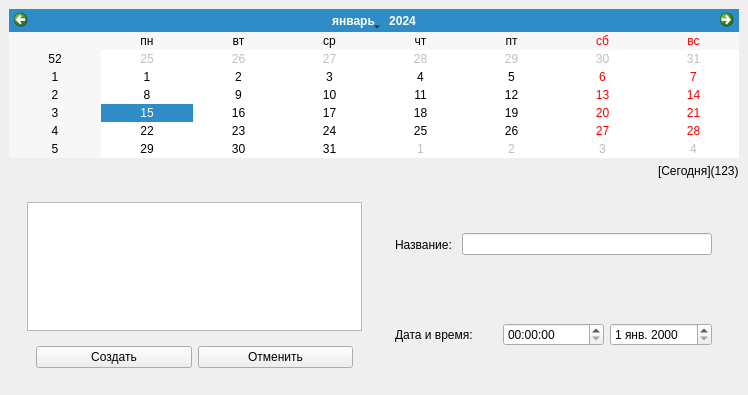
Above: verbov-client/mainwindow.ui from valeriy-zainullin/yaroslav-project before the change. Below: the same form after it.
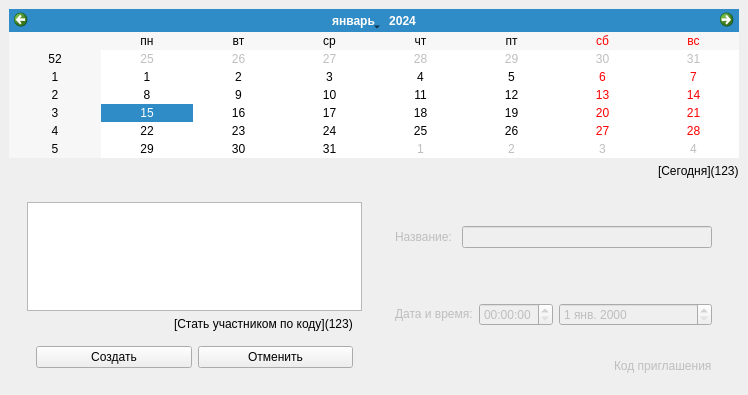
That is the form after the change.

Patch:
```diff
--- a/verbov-client/mainwindow.ui
+++ b/verbov-client/mainwindow.ui
@@ -59,6 +59,43 @@
           <item>
            <widget class="QListWidget" name="eventList"/>
           </item>
+          <item>
+           <widget class="QFrame" name="frame_6">
+            <property name="sizePolicy">
+             <sizepolicy hsizetype="Preferred" vsizetype="Fixed">
+              <horstretch>0</horstretch>
+              <verstretch>0</verstretch>
+             </sizepolicy>
+            </property>
+            <property name="frameShape">
+             <enum>QFrame::NoFrame</enum>
+            </property>
+            <property name="frameShadow">
+             <enum>QFrame::Raised</enum>
+            </property>
+            <layout class="QHBoxLayout" name="horizontalLayout_4">
+             <property name="topMargin">
+              <number>0</number>
+             </property>
+             <property name="rightMargin">
+              <number>9</number>
+             </property>
+             <property name="bottomMargin">
+              <number>0</number>
+             </property>
+             <item alignment="Qt::AlignRight|Qt::AlignVCenter">
+              <widget class="QLabel" name="enrollByReferLbl">
+               <property name="text">
+                <string>[Стать участником по коду](123)</string>
+               </property>
+               <property name="textFormat">
+                <enum>Qt::MarkdownText</enum>
+               </property>
+              </widget>
+             </item>
+            </layout>
+           </widget>
+          </item>
           <item>
            <widget class="QFrame" name="frame_10">
             <property name="frameShape">
@@ -86,7 +123,10 @@
         </widget>
        </item>
        <item>
-        <widget class="QFrame" name="frame_3">
+        <widget class="QFrame" name="eventCtrlFrame">
+         <property name="enabled">
+          <bool>false</bool>
+         </property>
          <property name="frameShape">
           <enum>QFrame::NoFrame</enum>
          </property>
@@ -97,10 +137,10 @@
              <enum>QFrame::NoFrame</enum>
             </property>
             <layout class="QHBoxLayout" name="horizontalLayout_3">
-             <item>
-              <widget class="QLabel" name="label">
+             <item alignment="Qt::AlignLeft|Qt::AlignVCenter">
+              <widget class="QLabel" name="eventNameLbl">
                <property name="enabled">
-                <bool>true</bool>
+                <bool>false</bool>
                </property>
                <property name="text">
                 <string>Название: </string>
@@ -108,7 +148,14 @@
               </widget>
              </item>
              <item>
-              <widget class="QLineEdit" name="eventName"/>
+              <widget class="QLineEdit" name="eventName">
+               <property name="sizePolicy">
+                <sizepolicy hsizetype="Expanding" vsizetype="Fixed">
+                 <horstretch>0</horstretch>
+                 <verstretch>0</verstretch>
+                </sizepolicy>
+               </property>
+              </widget>
              </item>
             </layout>
            </widget>
@@ -119,10 +166,10 @@
              <enum>QFrame::NoFrame</enum>
             </property>
             <layout class="QHBoxLayout" name="horizontalLayout_2">
-             <item>
-              <widget class="QLabel" name="label_2">
+             <item alignment="Qt::AlignLeft|Qt::AlignVCenter">
+              <widget class="QLabel" name="eventDTLbl">
                <property name="enabled">
-                <bool>true</bool>
+                <bool>false</bool>
                </property>
                <property name="text">
                 <string>Дата и время:</string>
@@ -134,6 +181,12 @@
              </item>
              <item>
               <widget class="QDateEdit" name="eventDate">
+               <property name="sizePolicy">
+                <sizepolicy hsizetype="Expanding" vsizetype="Fixed">
+                 <horstretch>0</horstretch>
+                 <verstretch>0</verstretch>
+                </sizepolicy>
+               </property>
                <property name="locale">
                 <locale language="Russian" country="Russia"/>
                </property>
@@ -142,6 +195,43 @@
             </layout>
            </widget>
           </item>
+          <item>
+           <widget class="QFrame" name="frame">
+            <property name="sizePolicy">
+             <sizepolicy hsizetype="Preferred" vsizetype="Fixed">
+              <horstretch>0</horstretch>
+              <verstretch>0</verstretch>
+             </sizepolicy>
+            </property>
+            <property name="frameShape">
+             <enum>QFrame::NoFrame</enum>
+            </property>
+            <property name="frameShadow">
+             <enum>QFrame::Raised</enum>
+            </property>
+            <layout class="QHBoxLayout" name="horizontalLayout">
+             <property name="topMargin">
+              <number>3</number>
+             </property>
+             <property name="rightMargin">
+              <number>9</number>
+             </property>
+             <property name="bottomMargin">
+              <number>4</number>
+             </property>
+             <item alignment="Qt::AlignRight|Qt::AlignVCenter">
+              <widget class="QLabel" name="viewReferLbl">
+               <property name="text">
+                <string>Код приглашения</string>
+               </property>
+               <property name="textFormat">
+                <enum>Qt::MarkdownText</enum>
+               </property>
+              </widget>
+             </item>
+            </layout>
+           </widget>
+          </item>
          </layout>
         </widget>
        </item>
```
Left out of the diff: 2 changed lines with no effect on the pictures.
